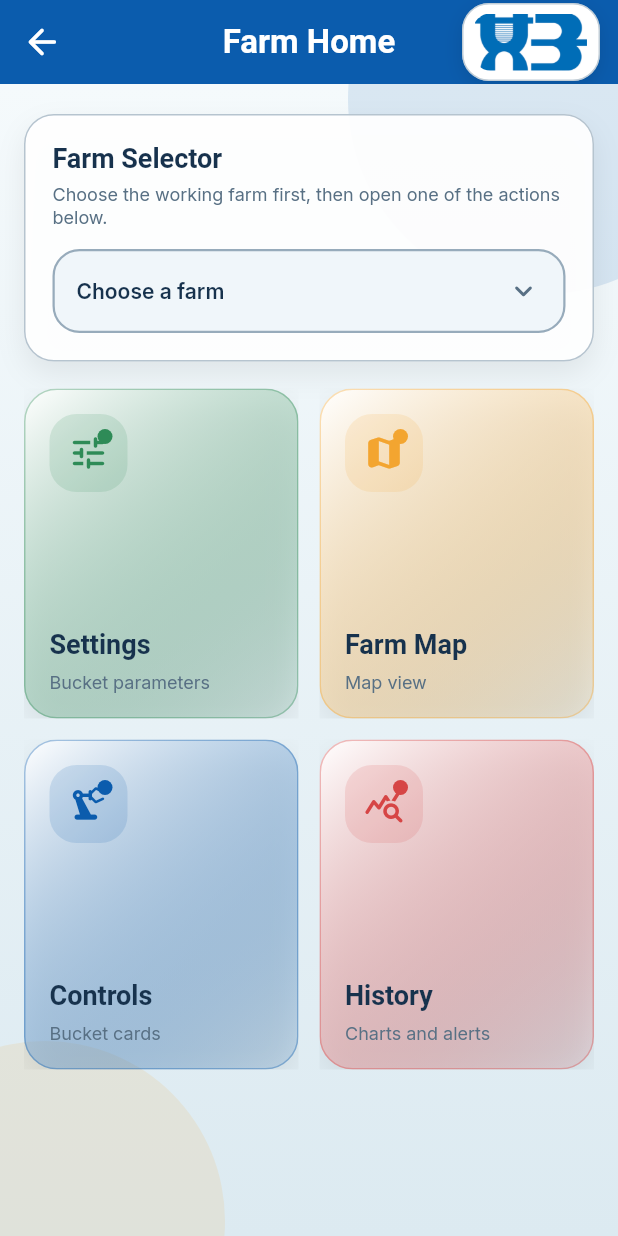
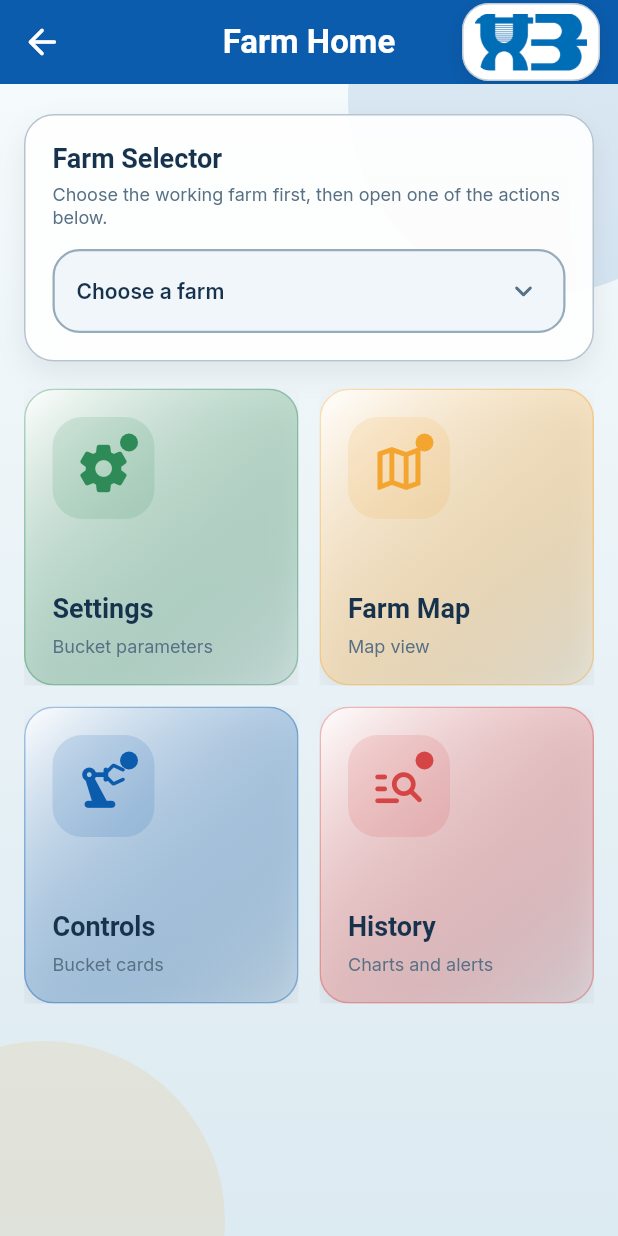
Before and after one commit to Sora4106/feed_bucket, a Flutter app: the MainWidget screen opened by its route, on a phone screen of 412 x 824 dp. Run offline on Flutter 3.47's test engine with Material 3 defaults, Android fonts, the phone set to English and light mode, and no system bars; drawn by our look-alikes of dropdown_button2; our stand-ins replace auto_size_text, equatable, file_picker, flutter_animate, font_awesome_flutter, from_css_color and 7 more; missing offline and left inert: json_path, mime_type, webview_flutter_android, webviewx_plus; accounts and stored records are empty; Roboto replaces fonts that are missing (Readex Pro).

Commit message:
Refine farm home cards and bump to 1.0.3

```diff
--- a/lib/app_state.dart
+++ b/lib/app_state.dart
@@ -159,7 +159,7 @@ class FFAppState extends ChangeNotifier {
     prefs.setBool('ff_check', value);
   }
 
-  String _versionName = '1.0.2';
+  String _versionName = '1.0.3';
   String get versionName => _versionName;
   set versionName(String value) {
     _versionName = value;
--- a/lib/pages/main/main_widget.dart
+++ b/lib/pages/main/main_widget.dart
@@ -335,7 +335,7 @@ class _MainWidgetState extends State<MainWidget> {
           zh: '設定飼料桶參數',
           en: 'Bucket parameters',
         ),
-        icon: Icons.tune_rounded,
+        icon: Icons.settings_rounded,
         accentColor: const Color(0xFF2E8B57),
         onTap: _openSettings,
       ),
@@ -350,7 +350,7 @@ class _MainWidgetState extends State<MainWidget> {
           zh: '查看場域地圖',
           en: 'Map view',
         ),
-        icon: Icons.map_rounded,
+        icon: Icons.map_outlined,
         accentColor: const Color(0xFFF3A530),
         onTap: _openMap,
       ),
@@ -380,7 +380,7 @@ class _MainWidgetState extends State<MainWidget> {
           zh: '圖表與警示',
           en: 'Charts and alerts',
         ),
-        icon: Icons.query_stats_rounded,
+        icon: Icons.manage_search_rounded,
         accentColor: const Color(0xFFD64545),
         onTap: _openHistory,
       ),
@@ -397,7 +397,7 @@ class _MainWidgetState extends State<MainWidget> {
         final cardWidth = isWide
             ? (constraints.maxWidth - (spacing * 3)) / 4
             : (constraints.maxWidth - spacing) / 2;
-        final cardHeight = isWide ? 190.0 : 220.0;
+        final cardHeight = isWide ? 182.0 : 198.0;
 
         return Wrap(
           spacing: spacing,
@@ -556,15 +556,24 @@ class _ActionDashboardCard extends StatelessWidget {
   @override
   Widget build(BuildContext context) {
     final theme = FlutterFlowTheme.of(context);
+    final screenWidth = MediaQuery.sizeOf(context).width;
+    final isCompact = screenWidth < 720.0;
+    final cardRadius = isCompact ? 20.0 : 22.0;
+    final cardPadding = isCompact ? 18.0 : 20.0;
+    final iconBadgeSize = isCompact ? 68.0 : 72.0;
+    final iconBadgeRadius = isCompact ? 20.0 : 22.0;
+    final iconSize = isCompact ? 38.0 : 40.0;
+    final dotSize = isCompact ? 12.0 : 13.0;
+    final dotInset = isCompact ? 11.0 : 12.0;
 
     return Material(
       color: Colors.transparent,
       child: InkWell(
-        borderRadius: BorderRadius.circular(22.0),
+        borderRadius: BorderRadius.circular(cardRadius),
         onTap: onTap,
         child: Ink(
           decoration: BoxDecoration(
-            borderRadius: BorderRadius.circular(22.0),
+            borderRadius: BorderRadius.circular(cardRadius),
             gradient: LinearGradient(
               colors: [
                 Colors.white,
@@ -585,26 +594,26 @@ class _ActionDashboardCard extends StatelessWidget {
             ],
           ),
           child: Padding(
-            padding: const EdgeInsets.all(16.0),
+            padding: EdgeInsets.all(cardPadding),
             child: Column(
               crossAxisAlignment: CrossAxisAlignment.start,
               children: [
                 Container(
-                  width: 52.0,
-                  height: 52.0,
+                  width: iconBadgeSize,
+                  height: iconBadgeSize,
                   decoration: BoxDecoration(
                     color: accentColor.withValues(alpha: 0.14),
-                    borderRadius: BorderRadius.circular(18.0),
+                    borderRadius: BorderRadius.circular(iconBadgeRadius),
                   ),
                   child: Stack(
                     alignment: Alignment.center,
                     children: [
                       Positioned(
-                        top: 10.0,
-                        right: 10.0,
+                        top: dotInset,
+                        right: dotInset,
                         child: Container(
-                          width: 10.0,
-                          height: 10.0,
+                          width: dotSize,
+                          height: dotSize,
                           decoration: BoxDecoration(
                             color: accentColor,
                             borderRadius: BorderRadius.circular(99.0),
@@ -614,7 +623,7 @@ class _ActionDashboardCard extends StatelessWidget {
                       Icon(
                         icon,
                         color: accentColor,
-                        size: 28.0,
+                        size: iconSize,
                       ),
                     ],
                   ),
--- a/pubspec.yaml
+++ b/pubspec.yaml
@@ -15,7 +15,7 @@ publish_to: 'none' # Remove this line if you wish to publish to pub.dev
 # In iOS, build-name is used as CFBundleShortVersionString while build-number used as CFBundleVersion.
 # Read more about iOS versioning at
 # https://developer.apple.com/library/archive/documentation/General/Reference/InfoPlistKeyReference/Articles/CoreFoundationKeys.html
-version: 1.0.2+3
+version: 1.0.3+4
 
 environment:
   sdk: ">=3.0.0 <4.0.0"
```
